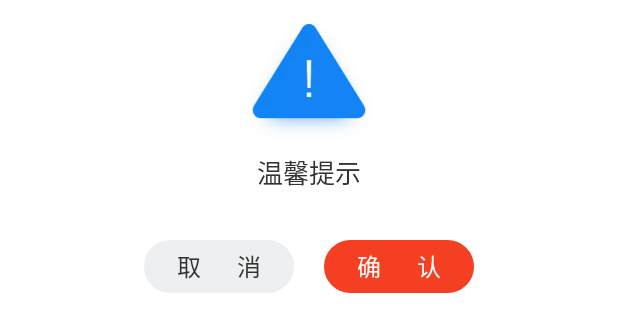
After one commit to orangesunshine/lottery_kotlin_v5, an Android app: the layout confirm_dialog.xml on its own in the app's theme, with its tools: preview values and no code run, on a phone screen of 412 x 824 dp. The commit adds this screen. Shown: the top 332 px of the screen. Run offline under Robolectric (Android 15) with nearby library versions, the light colour scheme and no system bars; network calls fail.

Commit message:
2020年12月6日00:31:18

```diff
--- a/app/src/main/AndroidManifest.xml
+++ b/app/src/main/AndroidManifest.xml
@@ -49,7 +49,8 @@
             android:screenOrientation="portrait" />
         <activity
             android:name=".biz.lot.LotActivity"
-            android:screenOrientation="portrait" />
+            android:screenOrientation="portrait"
+            android:windowSoftInputMode="stateAlwaysHidden|adjustResize" />
 
         <service android:name=".service.CountDownService" />
 
--- a/app/src/main/java/com/bdb/lottery/base/ui/BaseActivity.kt
+++ b/app/src/main/java/com/bdb/lottery/base/ui/BaseActivity.kt
@@ -11,7 +11,7 @@ import android.widget.TextView
 import androidx.annotation.CallSuper
 import androidx.fragment.app.FragmentActivity
 import com.bdb.lottery.R
-import com.bdb.lottery.base.dialog.LoadingDialog
+import com.bdb.lottery.dialog.LoadingDialog
 import com.bdb.lottery.biz.base.BaseViewModel
 import com.bdb.lottery.const.TAG
 import com.bdb.lottery.extension.loading
--- a/app/src/main/java/com/bdb/lottery/base/ui/BaseFragment.kt
+++ b/app/src/main/java/com/bdb/lottery/base/ui/BaseFragment.kt
@@ -8,7 +8,7 @@ import android.view.View
 import android.view.ViewGroup
 import androidx.fragment.app.Fragment
 import com.bdb.lottery.R
-import com.bdb.lottery.base.dialog.LoadingDialog
+import com.bdb.lottery.dialog.LoadingDialog
 import com.bdb.lottery.biz.base.BaseViewModel
 import com.bdb.lottery.const.TAG
 import com.bdb.lottery.extension.loading
--- a/app/src/main/java/com/bdb/lottery/const/TAG.kt
+++ b/app/src/main/java/com/bdb/lottery/const/TAG.kt
@@ -2,4 +2,5 @@ package com.bdb.lottery.const
 
 object TAG {
     val COMMON_LOADING_TAG: String = "COMMON_LOADING_TAG"
+    val CONFIRM_DIALOG_TAG: String = "CONFIRM_DIALOG_TAG"
 }
--- a/app/src/main/java/com/bdb/lottery/module/activity/ActivityModule.kt
+++ b/app/src/main/java/com/bdb/lottery/module/activity/ActivityModule.kt
@@ -13,4 +13,6 @@ abstract class ActivityModule {
 
     @Binds
     abstract fun provideToast(toast: WindowManagerToast): AbsToast
+
+
 }
--- a/app/src/main/java/com/bdb/lottery/utils/ui/activity/TActivityLifecycle.kt
+++ b/app/src/main/java/com/bdb/lottery/utils/ui/activity/TActivityLifecycle.kt
@@ -11,6 +11,7 @@ import com.bdb.lottery.biz.login.LoginActivity
 import com.bdb.lottery.const.CODE
 import com.bdb.lottery.extension.start
 import com.bdb.lottery.utils.thread.TThread
+import com.bdb.lottery.utils.ui.keyboard.KeyBoards
 import java.util.*
 import java.util.concurrent.ConcurrentHashMap
 import java.util.concurrent.CopyOnWriteArrayList
@@ -246,7 +247,7 @@ class TActivityLifecycle @Inject constructor(
 
     override fun onActivityDestroyed(activity: Activity) {
         mActivityStack.remove(activity)
-        Activitys.fixSoftInputLeaks(activity.window)
+        KeyBoards.fixSoftInputLeaks(activity.window)
         consumeActivityLifecycleCallbacks(activity, Lifecycle.Event.ON_DESTROY)
     }
 
--- /dev/null
+++ b/app/src/main/res/drawable/confirm_cancel_bt_shape.xml
@@ -0,0 +1,9 @@
+<?xml version="1.0" encoding="utf-8"?>
+<shape xmlns:android="http://schemas.android.com/apk/res/android"
+    android:shape="rectangle">
+    <corners android:radius="200dp" />
+    <solid android:color="#edeff0" />
+    <stroke
+        android:width="1dp"
+        android:color="#edeff0" />
+</shape>
--- /dev/null
+++ b/app/src/main/res/drawable/confirm_confirm_bg_shape.xml
@@ -0,0 +1,9 @@
+<?xml version="1.0" encoding="utf-8"?>
+<shape xmlns:android="http://schemas.android.com/apk/res/android"
+    android:shape="rectangle">
+    <corners android:radius="200dp" />
+    <solid android:color="#f43f22" />
+    <stroke
+        android:width="1dp"
+        android:color="#f43f22" />
+</shape>
--- /dev/null
+++ b/app/src/main/res/drawable/rect_white_corner8_shape.xml
@@ -0,0 +1,7 @@
+<?xml version="1.0" encoding="utf-8"?>
+<shape xmlns:android="http://schemas.android.com/apk/res/android"
+    android:shape="rectangle">
+
+    <solid android:color="@color/white" />
+    <corners android:radius="8dp" />
+</shape>
--- /dev/null
+++ b/app/src/main/res/layout/confirm_dialog.xml
@@ -0,0 +1,66 @@
+<?xml version="1.0" encoding="utf-8"?>
+<LinearLayout xmlns:android="http://schemas.android.com/apk/res/android"
+    xmlns:app="http://schemas.android.com/apk/res-auto"
+    android:layout_width="match_parent"
+    android:layout_height="wrap_content"
+    android:background="@drawable/rect_white_corner8_shape"
+    android:clickable="true"
+    android:focusable="true"
+    android:gravity="center_horizontal"
+    android:orientation="vertical"
+    android:padding="16dp">
+
+    <!--图片-->
+    <ImageView
+        android:layout_width="wrap_content"
+        android:layout_height="wrap_content"
+        android:src="@drawable/dialog_warning_ic" />
+
+    <!--标题-->
+    <TextView
+        android:layout_width="wrap_content"
+        android:layout_height="wrap_content"
+        android:layout_marginTop="8dp"
+        android:gravity="center"
+        android:text="温馨提示"
+        android:textColor="@color/color_333333"
+        android:textSize="17dp" />
+
+    <!--文本框、或输入框内容区域-->
+    <FrameLayout
+        android:id="@+id/confirm_content_fl"
+        android:layout_width="match_parent"
+        android:layout_height="wrap_content"
+        android:layout_marginTop="16dp" />
+
+    <!--按钮区域单个或两个-->
+    <LinearLayout
+        android:layout_width="wrap_content"
+        android:layout_height="wrap_content"
+        android:layout_marginTop="16dp"
+        android:orientation="horizontal">
+
+        <TextView
+            android:id="@+id/confirm_cancel_bt"
+            android:layout_width="100dp"
+            android:layout_height="35dp"
+            android:layout_marginRight="20dp"
+            android:background="@drawable/confirm_cancel_bt_shape"
+            android:gravity="center"
+            android:letterSpacing="1.5"
+            android:text="@string/confirm_cancel_bt_text"
+            android:textColor="#333333"
+            android:textSize="16dp" />
+
+        <TextView
+            android:id="@+id/confirm_confirm_btn"
+            android:layout_width="100dp"
+            android:layout_height="35dp"
+            android:background="@drawable/confirm_confirm_bg_shape"
+            android:gravity="center"
+            android:letterSpacing="1.5"
+            android:text="@string/confirm_confirm_bt_text"
+            android:textColor="@color/white"
+            android:textSize="16dp" />
+    </LinearLayout>
+</LinearLayout>
--- a/app/src/main/res/values/strings.xml
+++ b/app/src/main/res/values/strings.xml
@@ -44,6 +44,8 @@
     <string name="home_recommend_collection">推荐收藏</string>
     <string name="home_all_lotterytype">全部彩种</string>
     <string name="home_entertainment">综合娱乐</string>
+
+    <!--lot-->
     <string name="lot_jd_single_remove_repeat_text">删除重复和错误号码</string>
     <string name="lot_jd_account_balance_text">账户余额：%f 元</string>
     <string name="lot_jd_today_loss_profit_text">今日输赢：%f 元</string>
@@ -53,5 +55,10 @@
     <string name="lot_jd_money_unit_yuan">元</string>
     <string name="lot_jd_multiple_text">倍数</string>
     <string name="lot_jd_shopping_bar">购彩篮</string>
+    <string name="lot_jd_put_shopping_bar">加入购彩篮</string>
     <string name="lot_jd_direct_betting">直接投注</string>
+
+    <!--dialog-->
+    <string name="confirm_cancel_bt_text">取消</string>
+    <string name="confirm_confirm_bt_text">确认</string>
 </resources>
```
Also changed, not shown: app/src/main/java/com/bdb/lottery/biz/lot/LotActivity.kt (+17 -2 lines), app/src/main/java/com/bdb/lottery/biz/lot/jd/LotJdFragment.kt (+48 -9 lines), app/src/main/java/com/bdb/lottery/dialog/ConfirmDialog.kt (added, +73 -0 lines), app/src/main/java/com/bdb/lottery/dialog/LoadingDialog.kt (renamed from app/src/main/java/com/bdb/lottery/base/dialog/LoadingDialog.kt, +5 -2 lines), app/src/main/java/com/bdb/lottery/extension/ViewExtension.kt (+20 -7 lines), app/src/main/java/com/bdb/lottery/utils/ui/activity/Activitys.kt (+0 -35 lines), app/src/main/java/com/bdb/lottery/utils/ui/keyboard/KeyBoards.kt (added, +357 -0 lines), app/src/main/res/drawable-xhdpi/dialog_warning_ic.webp (added).
